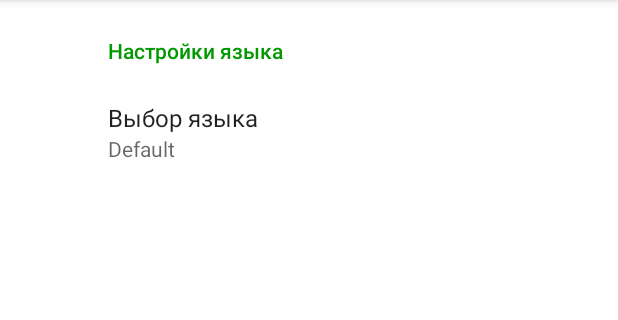
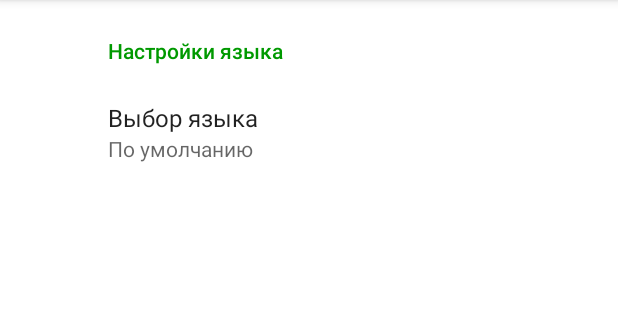
Before and after one commit to AndreySomoylenko/CheckList, an Android app: the screen it shows after launch (SettingsActivity), in the options menu, after a tap on "settings", on a phone screen of 412 x 824 dp, the part 84-404 px from its top. Run offline under Robolectric (Android 15) with nearby library versions, the phone set to English and light mode, and no system bars; our stand-ins replace androidx.preference.

Commit message:
Fix some buggs in language settings

```diff
--- a/app/src/main/res/menu/logged_menu.xml
+++ b/app/src/main/res/menu/logged_menu.xml
@@ -8,6 +8,6 @@
         app:showAsAction="ifRoom"/>
     <item
         android:id="@+id/settings"
-        android:title="settings"/>
+        android:title="@string/title_activity_settings"/>
 
 </menu>
--- a/app/src/main/res/values/arrays.xml
+++ b/app/src/main/res/values/arrays.xml
@@ -1,9 +1,9 @@
 <resources>
     <!-- Reply Preference -->
     <string-array name="reply_entries">
-        <item>Полная синхронизация</item>
-        <item>Только список</item>
-        <item>Только корзина</item>
+        <item>@string/full_sync</item>
+        <item>@string/list_sync</item>
+        <item>@string/bag_sync</item>
     </string-array>
 
     <string-array name="reply_values">
@@ -15,7 +15,7 @@
     <string-array name="language_entires">
         <item>Русский</item>
         <item>English</item>
-        <item>Default</item>
+        <item>@string/def</item>
     </string-array>
 
     <string-array name="languege_values">
--- a/app/src/main/res/values/strings.xml
+++ b/app/src/main/res/values/strings.xml
@@ -43,26 +43,16 @@
     <string name="rub">руб.</string>
     <string name="kop">коп.</string>
     <string name="error_serv_req">Ошибка запроса на сервер</string>
-    <string name="title_activity_settings">SettingsActivity</string>
-
-    <!-- Preference Titles -->
-    <string name="messages_header">Messages</string>
-    <string name="sync_header">Sync</string>
-
-    <!-- Messages Preferences -->
-    <string name="signature_title">Your login</string>
-    <string name="reply_title">Default reply action</string>
-
-    <!-- Sync Preferences -->
-    <string name="sync_title">Sync email periodically</string>
-    <string name="attachment_title">Download incoming attachments</string>
-    <string name="attachment_summary_on">Automatically download attachments for incoming emails
-    </string>
-    <string name="attachment_summary_off">Only download attachments when manually requested</string>
+    <string name="title_activity_settings">Настройки</string>
     <string name="sync_mode">Режим синхронизации</string>
     <string name="data_sync">Синхронизация данных</string>
     <string name="sync">Синхронизация</string>
     <string name="account_settings">Настройки аккаунта</string>
     <string name="language_settings">Настройки языка</string>
     <string name="language_choose">Выбор языка</string>
+    <string name="def">По умолчанию</string>
+    <string name="full_sync">Полная синхронизация</string>
+    <string name="bag_sync">Только корзина</string>
+    <string name="list_sync">Только список</string>
+    <string name="your_name">Ваше имя</string>
 </resources>
--- a/app/src/main/res/xml/login_preferences.xml
+++ b/app/src/main/res/xml/login_preferences.xml
@@ -18,7 +18,7 @@
 
         <EditTextPreference
             app:key="name"
-            app:title="Ваше имя"
+            app:title="@string/your_name"
             app:defaultValue="User"
             app:useSimpleSummaryProvider="true" />
 
```
Also changed, not shown: app/src/main/res/layout/edit_bag.xml (+16 -7 lines), 1 other file.
